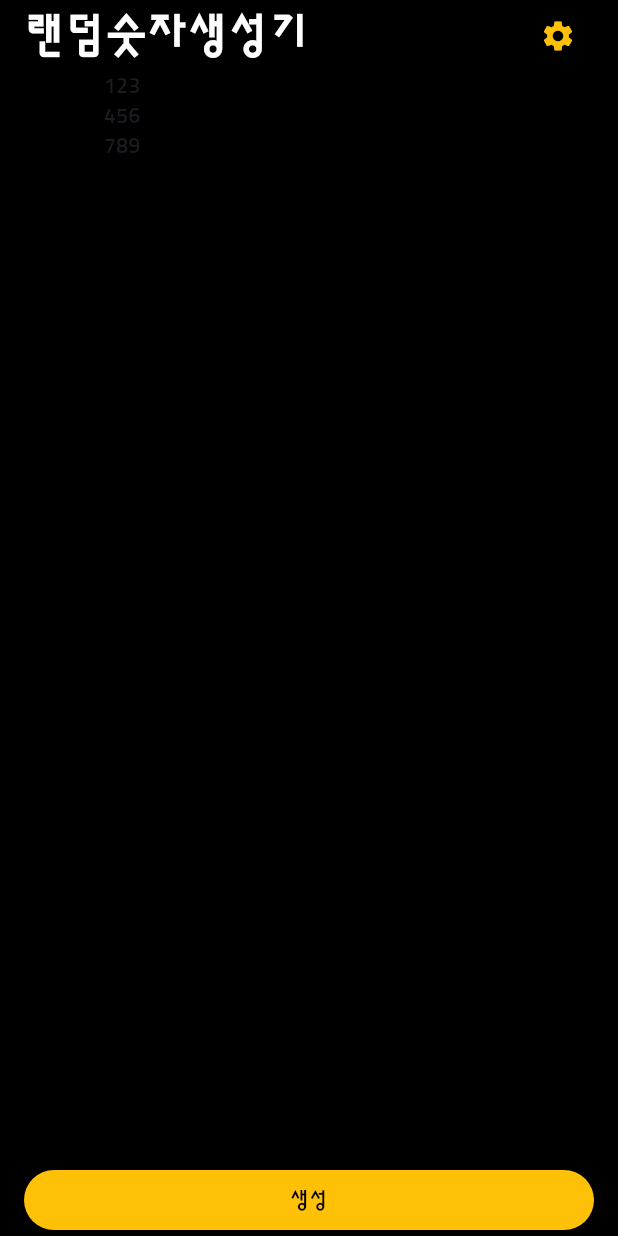
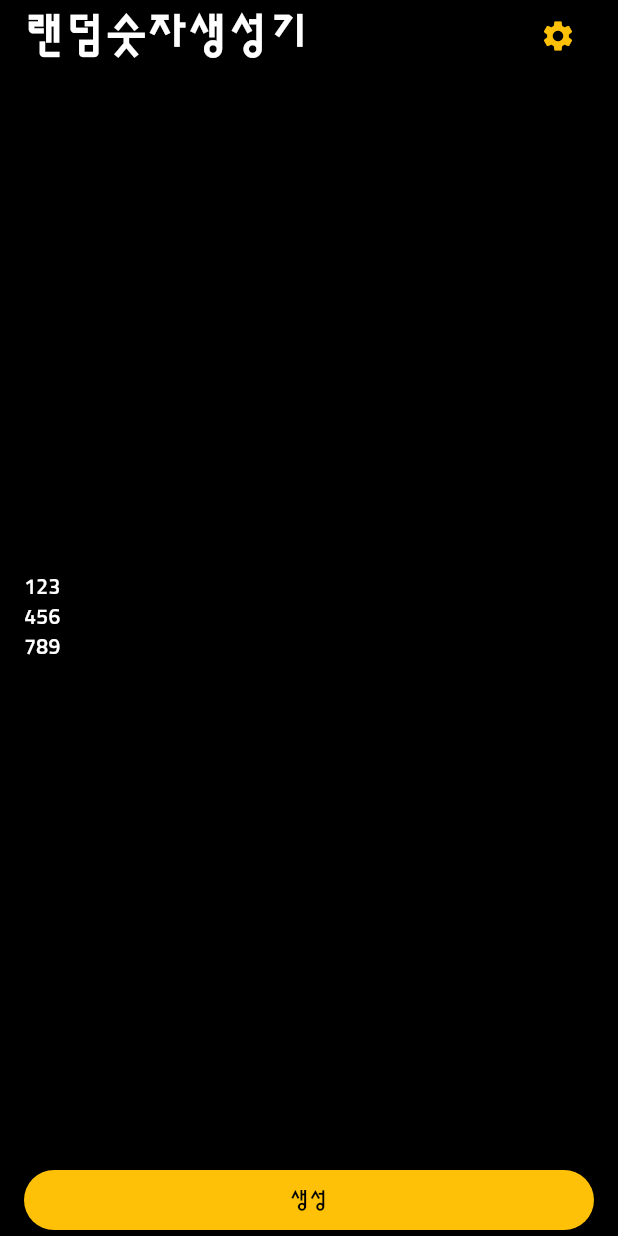
Before and after one commit to sssungsik/Flutter_practice, a Flutter app: the screen it shows after launch, on a phone screen of 412 x 824 dp. Run offline on Flutter 3.47's test engine with Material 3 defaults, Android fonts, the phone set to English and light mode, and no system bars; our stand-ins replace webview_flutter.

Commit message:
[19.NumberGenerator] Map

```diff
--- a/lib/screen/19_NumberGenerator.dart
+++ b/lib/screen/19_NumberGenerator.dart
@@ -17,7 +17,6 @@ class NumberGene extends StatelessWidget {
             crossAxisAlignment: CrossAxisAlignment.stretch,
             children: [
               _Header(),
-
               _Body(),
               _Footer()
 
@@ -69,11 +68,20 @@ class _Body extends StatelessWidget {
   Widget build(BuildContext context) {
     return  /// 숫자
       Expanded(
-        child: Text('''
-                123
-                456
-                789
-              '''
+        child: Column(
+          mainAxisAlignment: MainAxisAlignment.center,
+          children: [
+            [1,2,3],
+            [4,5,6],
+            [7,8,9],
+          ].map((e) => Row(
+            children: e.map((ee) => Text(
+                ee.toString(),
+                style: TextStyle(
+                  color: Colors.white
+                ),)
+            ).toList(),
+          )).toList(),
         ),
       );
   }
```
